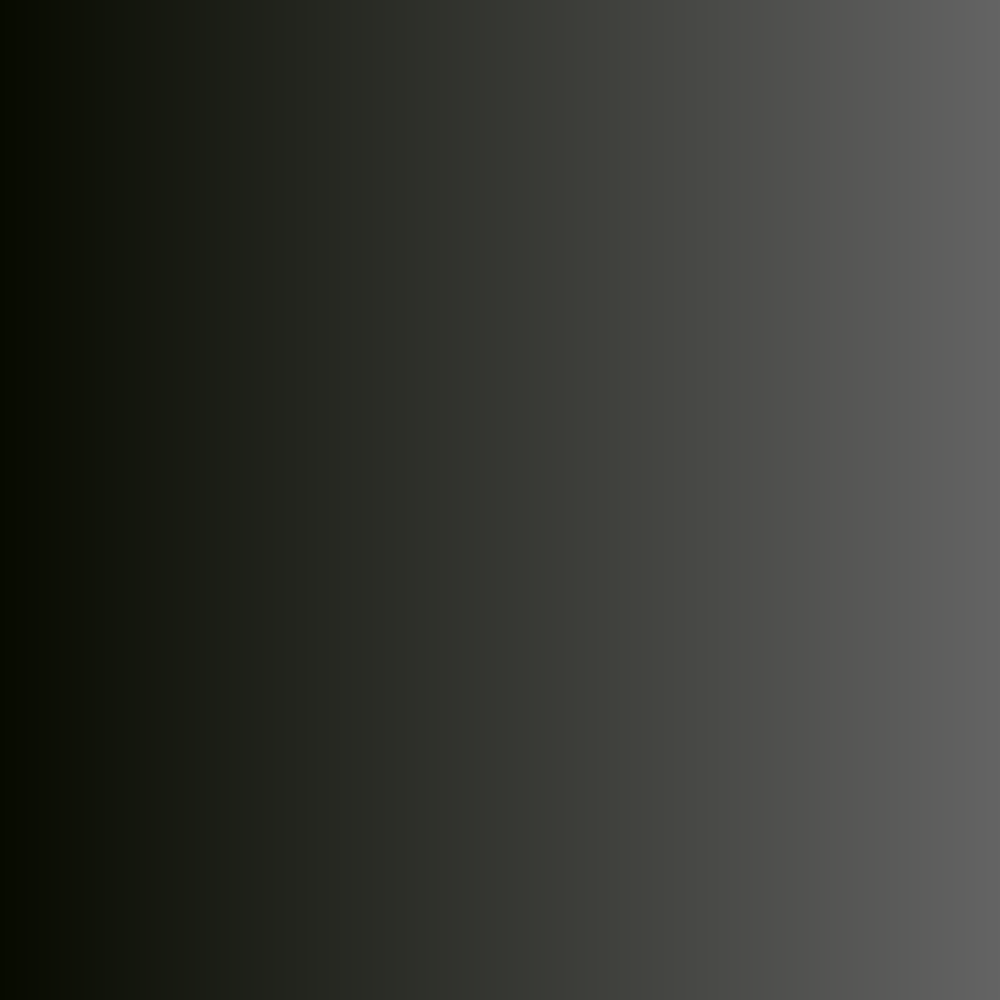
Before: the Qt Designer form src/pi/LightControl/mainwindow.ui in aeliot/Lumin, drawn with Qt 5.
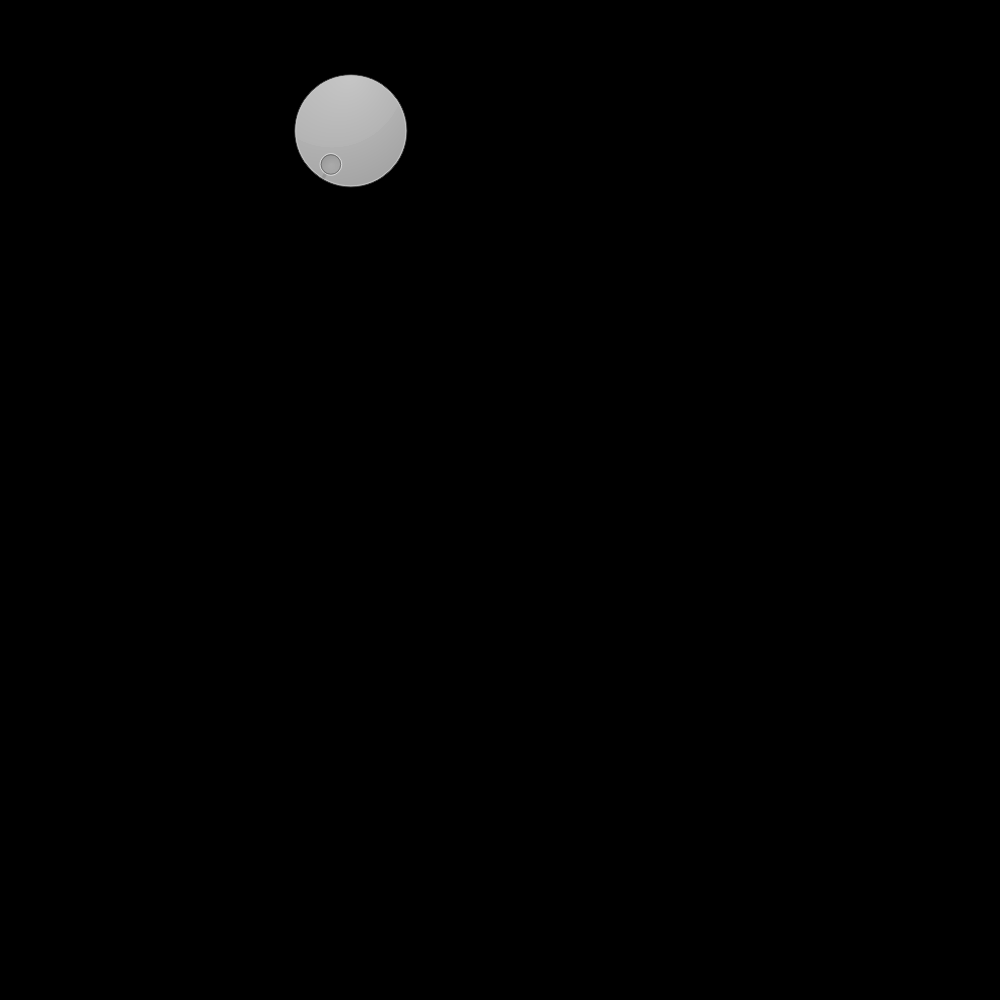
After: the same form once the commit is applied.

What changed in the file:
```diff
--- a/src/pi/LightControl/mainwindow.ui
+++ b/src/pi/LightControl/mainwindow.ui
@@ -23,9 +23,20 @@
    <string>MainWindow</string>
   </property>
   <property name="styleSheet">
-   <string notr="true">background-color: qlineargradient(spread:pad, x1:0, y1:0, x2:1, y2:0, stop:0 rgba(7, 10, 0, 255), stop:1 rgba(100, 100, 100, 255));</string>
+   <string notr="true">background-color: rgb(0,0,0);</string>
   </property>
-  <widget class="QWidget" name="centralWidget"/>
+  <widget class="QWidget" name="centralWidget">
+   <widget class="QDial" name="dial">
+    <property name="geometry">
+     <rect>
+      <x>270</x>
+      <y>60</y>
+      <width>161</width>
+      <height>141</height>
+     </rect>
+    </property>
+   </widget>
+  </widget>
  </widget>
  <layoutdefault spacing="6" margin="11"/>
  <resources/>
```
